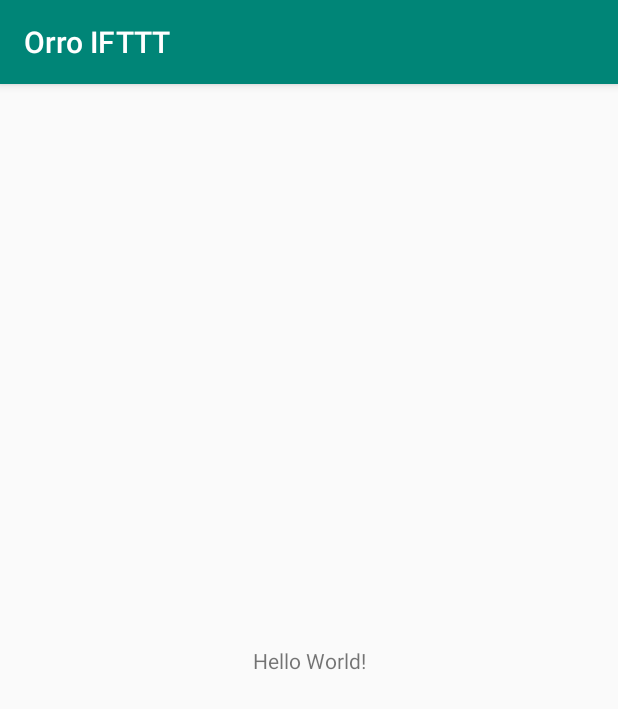
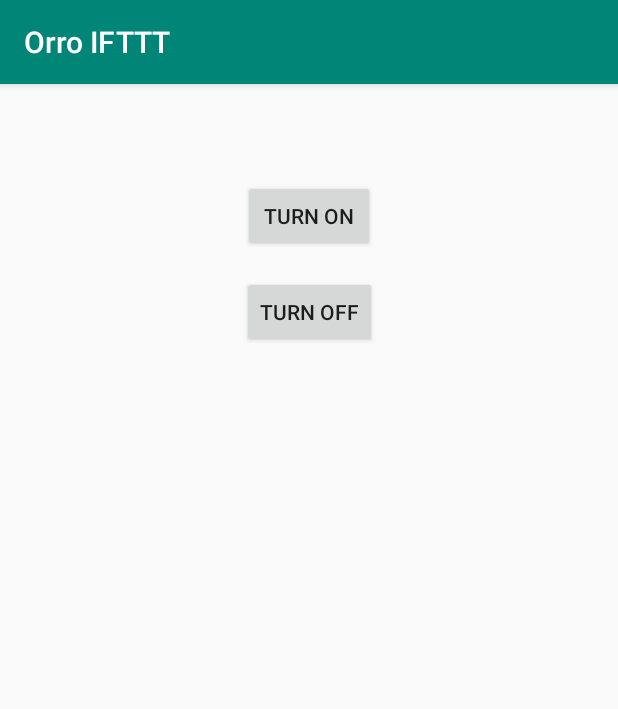
Before and after one commit to caseymorris61/orroifttt, an Android app: the screen it shows after launch (MainActivity), on a phone screen of 412 x 824 dp. Shown: the top 709 px of the screen. Run offline under Robolectric (Android 15) with nearby library versions, the phone set to English and light mode, and no system bars; our stand-ins replace Volley.

Commit message:
first functionality (#1)
* Add simple buttons to view to make HTTP request on button click

```diff
--- a/app/src/main/AndroidManifest.xml
+++ b/app/src/main/AndroidManifest.xml
@@ -1,6 +1,8 @@
 <?xml version="1.0" encoding="utf-8"?>
 <manifest xmlns:android="http://schemas.android.com/apk/res/android"
     package="com.caseytmorris.orroifttt" >
+
+    <uses-permission android:name="android.permission.INTERNET" />
 
     <application
         android:allowBackup="true"
--- a/app/src/main/res/layout/activity_main.xml
+++ b/app/src/main/res/layout/activity_main.xml
@@ -7,13 +7,28 @@
     android:layout_height="match_parent"
     tools:context=".MainActivity">
 
-    <TextView
+    <Button
+        android:id="@+id/turn_on_button"
         android:layout_width="wrap_content"
         android:layout_height="wrap_content"
-        android:text="Hello World!"
-        app:layout_constraintBottom_toBottomOf="parent"
-        app:layout_constraintLeft_toLeftOf="parent"
-        app:layout_constraintRight_toRightOf="parent"
+        android:layout_marginStart="16dp"
+        android:layout_marginTop="64dp"
+        android:layout_marginEnd="16dp"
+        android:text="Turn On"
+        app:layout_constraintEnd_toEndOf="parent"
+        app:layout_constraintStart_toStartOf="parent"
         app:layout_constraintTop_toTopOf="parent" />
 
+    <Button
+        android:id="@+id/turn_off_button"
+        android:layout_width="wrap_content"
+        android:layout_height="wrap_content"
+        android:layout_marginStart="16dp"
+        android:layout_marginTop="16dp"
+        android:layout_marginEnd="16dp"
+        android:layout_marginBottom="16dp"
+        android:text="Turn Off"
+        app:layout_constraintEnd_toEndOf="parent"
+        app:layout_constraintStart_toStartOf="parent"
+        app:layout_constraintTop_toBottomOf="@+id/turn_on_button" />
 </androidx.constraintlayout.widget.ConstraintLayout>
--- a/app/src/main/res/values/strings.xml
+++ b/app/src/main/res/values/strings.xml
@@ -1,3 +1,6 @@
 <resources>
     <string name="app_name">Orro IFTTT</string>
+    <string name="turn_on_webhook">turn_on</string>
+    <string name="turn_off_webhook">turn_off</string>
+    <string name="set_webhook">set</string>
 </resources>
```
Also changed, not shown: app/build.gradle (+57 -7 lines), app/src/main/java/com/caseytmorris/orroifttt/MainActivity.kt (+44 -0 lines), build.gradle (+24 -7 lines).
